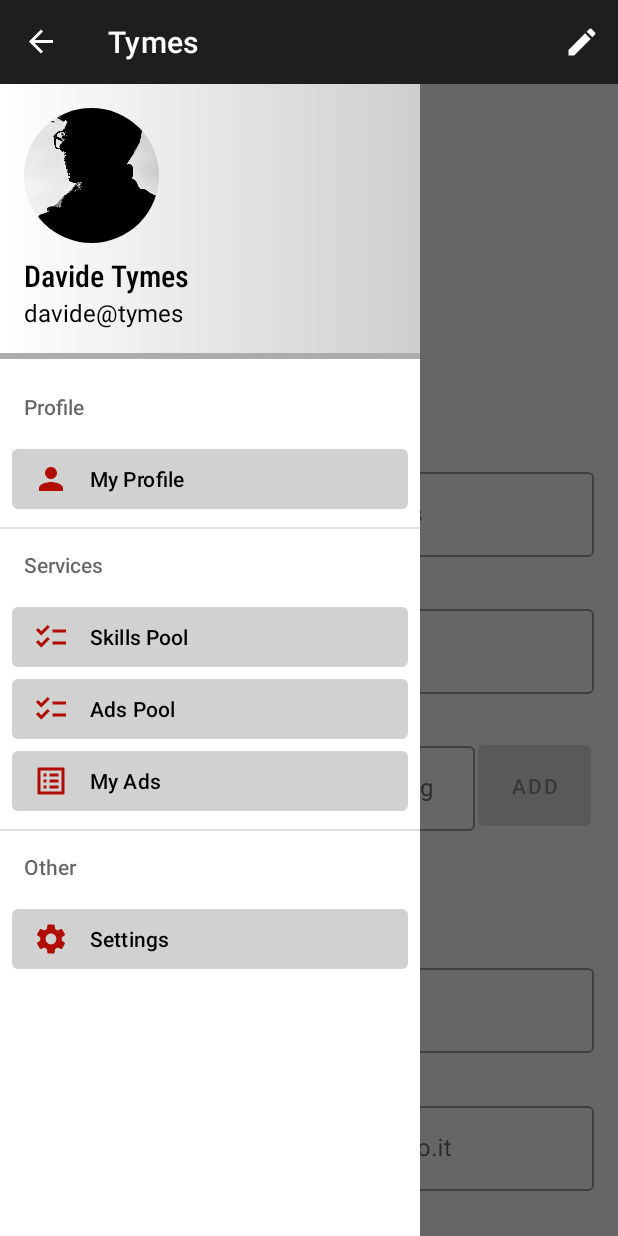
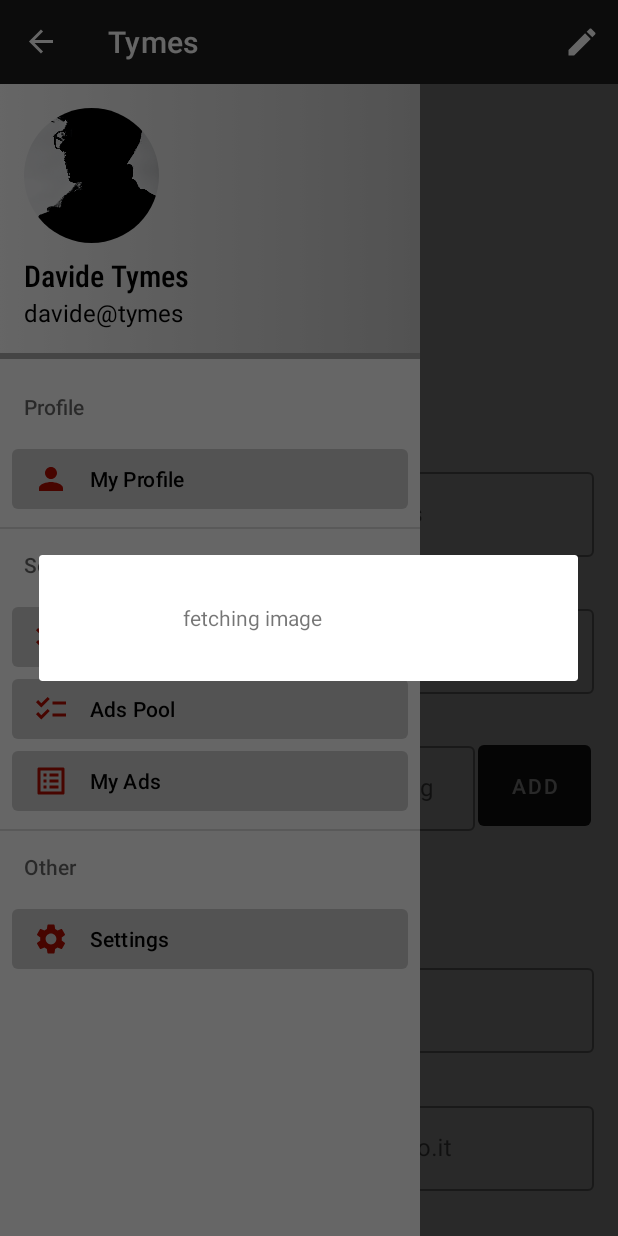
Before and after one commit to Smmehdihosseini/TymesBanking, an Android app: the EditProfileActivity screen opened through its navigation route, with the side drawer open, on a phone screen of 412 x 824 dp. Run offline under Robolectric (Android 15) with nearby library versions, the light colour scheme and no system bars; our stand-ins replace CircleImageView, Firebase (no records; nobody signed in at launch, a user with empty details on screens opened directly); 1 statement that could not run was skipped.

Commit message:
Image loading from profile fragments navigation update

```diff
--- a/app/src/main/java/it/polito/mad/g28/tymes/EditProfileActivity.kt
+++ b/app/src/main/java/it/polito/mad/g28/tymes/EditProfileActivity.kt
@@ -2,9 +2,12 @@ package it.polito.mad.g28.tymes
 
 import android.annotation.SuppressLint
 import android.app.Activity
+import android.app.ProgressDialog
 import android.content.Context
 import android.content.Intent
 import android.graphics.Bitmap
+import android.graphics.BitmapFactory
+import android.graphics.drawable.BitmapDrawable
 import android.os.Bundle
 import android.util.Base64
 import android.util.Log
@@ -14,6 +17,7 @@ import android.widget.*
 import androidx.core.view.drawToBitmap
 import androidx.fragment.app.Fragment
 import androidx.fragment.app.activityViewModels
+import com.bumptech.glide.Glide
 import com.google.android.material.chip.Chip
 import com.google.android.material.textfield.TextInputEditText
 import com.google.firebase.auth.ktx.auth
@@ -21,6 +25,7 @@ import com.google.firebase.firestore.ktx.firestore
 import com.google.firebase.ktx.Firebase
 import com.google.firebase.storage.ktx.storage
 import java.io.ByteArrayOutputStream
+import java.io.File
 
 
 class EditProfileActivity : Fragment() {
@@ -40,7 +45,6 @@ class EditProfileActivity : Fragment() {
     override fun onViewCreated(view: View, savedInstanceState: Bundle?) {
         super.onViewCreated(view, savedInstanceState)
 
-        Log.d("list", "onviewcreated")
         val etFullName = activity?.findViewById<TextInputEditText>(R.id.edit_user_fullname)
         val etBiography = activity?.findViewById<TextInputEditText>(R.id.edit_user_bio)
         val etSkills = activity?.findViewById<TextInputEditText>(R.id.edit_user_skills)
@@ -50,11 +54,28 @@ class EditProfileActivity : Fragment() {
         val chip1 = activity?.findViewById<Chip>(R.id.chip1)
         val chip2 = activity?.findViewById<Chip>(R.id.chip2)
         val chip3 = activity?.findViewById<Chip>(R.id.chip3)
+        val userPicture = activity?.findViewById<ImageView>(R.id.user_picture)
         val editPictureButton = activity?.findViewById<ImageButton>(R.id.edit_picture_button)
-
         var skillList : List<String>
         val availableList = mutableListOf<Int>()
 
+        val progressDialog = ProgressDialog(requireContext())
+        progressDialog.setMessage("fetching image")
+        progressDialog.setCancelable(true)
+        progressDialog.show()
+        val sharedPref = activity?.getPreferences(Context.MODE_PRIVATE)
+        val authorID = sharedPref?.getString("Author ID", null)
+        Log.d("lifecycle", "author id $authorID")
+        val storageRef = Firebase.storage.reference.child("${authorID}/profilePic.jpg")
+
+        val localFile = File.createTempFile("tempImage", "jpg")
+        storageRef.getFile(localFile).addOnSuccessListener {
+
+            if (progressDialog.isShowing) progressDialog.dismiss()
+            val bitmap = BitmapFactory.decodeFile(localFile.absolutePath)
+            userPicture?.setImageBitmap(bitmap)
+            Log.d("lifecycle", "success!!!!")
+        }
 
         editPictureButton?.setOnClickListener {
             Log.d("lifecycle", "adding button")
@@ -97,34 +118,31 @@ class EditProfileActivity : Fragment() {
             etLocation?.setText(it["Location"])
             etEmail?.setText(it["Email"])
             skillList = etSkills?.text.toString().split(" ")
-            Log.d("lifecycle", "etSkills ${etSkills?.text.toString()}")
-            Log.d("lifecycle", "element at 0: ${skillList.elementAt(0)}")
             if(skillList.isNotEmpty()) chip1?.text = skillList.elementAt(0).filter { !it.isWhitespace() }
             if(skillList.size>1)chip2?.text = skillList.elementAt(1).filter { !it.isWhitespace() }
             if(skillList.size>2)chip3?.text = skillList.elementAt(2).filter { !it.isWhitespace() }
             etSkills?.setText("")
-            if (chip1?.text!!.isNotEmpty()){
+            if (chip1?.text!!.isEmpty()){
+                availableList.add(1)
+            } else{
                 chip1.visibility = View.VISIBLE
-            } else{
-                availableList.add(1)
             }
-            if (chip2?.text!!.isNotEmpty()){
+            if (chip2?.text!!.isEmpty()){
+                availableList.add(2)
+            }else{
                 chip2.visibility = View.VISIBLE
+            }
+            if (chip3?.text!!.isEmpty()){
+                availableList.add(3)
             }else{
-                availableList.add(2)
+                chip3.visibility = View.VISIBLE
             }
-            if (chip3?.text!!.isNotEmpty()){
-                chip3.visibility = View.VISIBLE
-            }else{
-                availableList.add(3)
+
+            if (availableList.isEmpty()){
+                btn_add?.setEnabled(false)
             }
         }
 
-        if (availableList.isEmpty()){
-            btn_add?.setEnabled(false)
-        }
-
-        Log.d("lifecycle", "$availableList")
         btn_add?.setOnClickListener {
             val skillText = etSkills?.text.toString()
             if (skillText.isEmpty()){
@@ -180,7 +198,6 @@ class EditProfileActivity : Fragment() {
 
     }
 
-    @SuppressLint("WrongThread")
     override fun onPause() {
         // When back button is pressed or we leave fragment through menu, fragment is on pause
         super.onPause()
@@ -194,42 +211,21 @@ class EditProfileActivity : Fragment() {
         val chip3 = activity?.findViewById<Chip>(R.id.chip3)?.text.toString()
         val etSkills = "$chip1 $chip2 $chip3"
 
-        val userPicture = activity?.findViewById<ImageView>(R.id.user_picture)
-        val editBitmap: Bitmap = Bitmap.createBitmap(userPicture!!.drawToBitmap())
-        val editBitStream = ByteArrayOutputStream()
-        editBitmap.compress(Bitmap.CompressFormat.PNG,100, editBitStream)
-        val data = editBitStream.toByteArray()
-
-
         // Update viewModel when leaving the edit profile fragment
         viewModel.updateProfile(etFullName,etBiography,etSkills,etLocation,etEmail)
 
         val currentUser = Firebase.auth.currentUser
         if (currentUser != null){
-
             // Persist user data to database when onBackPressed
             val database = Firebase.firestore
             val uid = currentUser.uid
             val user = User(uid,etFullName, etBiography, etSkills, etLocation, etEmail)
-            val storageRef = Firebase.storage.reference.child("${currentUser.uid}/profilePic.jpg")
-
-
             val sharedPref = activity?.getPreferences(Context.MODE_PRIVATE)
             with(sharedPref!!.edit()){
                 putString("Author ID", currentUser.uid)
-                putString("Picture", Base64.encodeToString(data, Base64.DEFAULT))
-                Log.d("lifecycle", "saved image to preferences")
                 apply()
             }
 
-            val uploadTask = storageRef.putBytes(data)
-            uploadTask.addOnFailureListener {
-                // Handle unsuccessful uploads
-            }.addOnSuccessListener {
-                // taskSnapshot.metadata contains file metadata such as size, content-type, etc.
-                Log.d("lifecycle", "successfully added image to Storage")
-
-            }
             database.collection("users").document(uid).set(user)
                 .addOnSuccessListener {Log.d("lifecycle", "Successfully edited profile of $etFullName")}
                 .addOnFailureListener {Log.d("lifecycle", "Did not edit profile of $etFullName properly")}
@@ -247,6 +243,22 @@ class EditProfileActivity : Fragment() {
             val userPicture = activity?.findViewById<ImageView>(R.id.user_picture)
 
             userPicture?.setImageURI(data?.data) // handle chosen image
+            val uid = Firebase.auth.currentUser?.uid
+            val storageRef = Firebase.storage.reference.child("${uid}/profilePic.jpg")
+
+            val editBitmap: Bitmap = Bitmap.createBitmap(userPicture!!.drawToBitmap())
+            val baos = ByteArrayOutputStream()
+            editBitmap.compress(Bitmap.CompressFormat.JPEG,100, baos)
+            val bytesData = baos.toByteArray()
+            val uploadTask = storageRef.putBytes(bytesData)
+
+            uploadTask.addOnFailureListener {
+                // Handle unsuccessful uploads
+            }.addOnSuccessListener {
+                // taskSnapshot.metadata contains file metadata such as size, content-type, etc.
+                Log.d("lifecycle", "successfully added image to Storage")
+
+            }
 
         }
     }
@@ -256,7 +268,6 @@ class EditProfileActivity : Fragment() {
         return super.onCreateOptionsMenu(menu, inflater)
     }
 
-    @SuppressLint("WrongThread")
     override fun onOptionsItemSelected(item: MenuItem): Boolean {
 
         return if (item.itemId==R.id.edit_pencil_button) {
@@ -272,4 +283,35 @@ class EditProfileActivity : Fragment() {
         }
     }
 
+    override fun onSaveInstanceState(outState: Bundle) {
+        super.onSaveInstanceState(outState)
+        Log.d("lifecycle", "Saving editprofile state")
+        val sharedPref = activity?.getPreferences(Context.MODE_PRIVATE)
+        val authorID = sharedPref?.getString("Author ID", null)
+        val storageRef = Firebase.storage.reference.child("${authorID}/profilePic.jpg")
+        // If there's an upload in progress, save the reference so you can query it later
+        outState.putString("reference", storageRef.toString())
+    }
+
+    override fun onViewStateRestored(savedInstanceState: Bundle?) {
+        super.onViewStateRestored(savedInstanceState)
+
+        Log.d("lifecycle", "Restoring state")
+        // If there was an upload in progress, get its reference and create a new StorageReference
+        val stringRef = savedInstanceState?.getString("reference") ?: return
+        val storageRef = Firebase.storage.getReferenceFromUrl(stringRef)
+        // Find all UploadTasks under this StorageReference (in this example, there should be one)
+        val tasks = storageRef.activeUploadTasks
+
+        if (tasks.size > 0) {
+            // Get the task monitoring the upload
+            val task = tasks[0]
+            // Add new listeners to the task using an Activity scope
+            task.addOnSuccessListener {
+                // Success!
+                Log.d("lifecycle", "Successfully restored state and finished upload")
+                // ...
+            }
+        }
+    }
 }
--- a/app/src/main/res/layout/fragment_edit_profile_activity.xml
+++ b/app/src/main/res/layout/fragment_edit_profile_activity.xml
@@ -31,7 +31,7 @@
         android:layout_height="150dp"
         android:layout_weight="0.2"
         android:contentDescription="@string/user_picture"
-        android:scaleType="fitCenter"
+        android:scaleType="fitXY"
         app:layout_constraintBottom_toBottomOf="@+id/guideline"
         app:layout_constraintEnd_toEndOf="parent"
         app:layout_constraintStart_toStartOf="parent"
--- a/app/src/main/res/layout/fragment_show_profile_activity.xml
+++ b/app/src/main/res/layout/fragment_show_profile_activity.xml
@@ -2,6 +2,7 @@
 <androidx.constraintlayout.widget.ConstraintLayout xmlns:android="http://schemas.android.com/apk/res/android"
     xmlns:app="http://schemas.android.com/apk/res-auto"
     xmlns:tools="http://schemas.android.com/tools"
+    android:id="@+id/constraint_layout_showProfile"
     android:layout_width="match_parent"
     android:layout_height="match_parent"
     tools:context=".ShowProfileActivity">
@@ -17,6 +18,7 @@
         app:layout_constraintTop_toTopOf="parent"
         android:layout_marginStart="16dp"
         android:layout_marginEnd="16dp"
+        android:scaleType="fitXY"
         tools:ignore="ImageContrastCheck"
         tools:srcCompat="@drawable/ic_launcher_foreground" />
 
--- a/app/src/main/res/navigation/navigation.xml
+++ b/app/src/main/res/navigation/navigation.xml
@@ -24,43 +24,6 @@
             app:destination="@id/showProfileActivity" />
     </fragment>
     <fragment
-        android:id="@+id/homeFragment"
-        android:name="it.polito.mad.g28.tymes.Home"
-        android:label="fragment_home"
-        tools:layout="@layout/fragment_home">
-        <action
-            android:id="@+id/action_homeFragment_to_showProfileActivity"
-            app:destination="@id/showProfileActivity" />
-        <action
-            android:id="@+id/action_homeFragment_to_aboutFragment"
-            app:destination="@id/aboutFragment" />
-        <action
-            android:id="@+id/action_homeFragment_to_settingsFragment"
-            app:destination="@id/settingsFragment" />
-        <action
-            android:id="@+id/action_homeFragment_to_timeSlotDetailsFragment"
-            app:destination="@id/timeSlotDetailsFragment" />
-        <action
-            android:id="@+id/action_homeFragment_to_timeSlotEditFragment"
-            app:destination="@id/timeSlotEditFragment" />
-        <action
-            android:id="@+id/action_homeFragment_to_clanFragement"
-            app:destination="@id/clanFragement" />
-        <action
-            android:id="@+id/action_homeFragment_to_compactAdFragment"
-            app:destination="@id/compactAdFragment" />
-    </fragment>
-    <fragment
-        android:id="@+id/aboutFragment"
-        android:name="it.polito.mad.g28.tymes.aboutFragment"
-        android:label="fragment_about"
-        tools:layout="@layout/fragment_about" />
-    <fragment
-        android:id="@+id/clanFragement"
-        android:name="it.polito.mad.g28.tymes.clanFragement"
-        android:label="fragment_clan_fragement"
-        tools:layout="@layout/fragment_clan_fragement" />
-    <fragment
         android:id="@+id/settingsFragment"
         android:name="it.polito.mad.g28.tymes.SettingsFragment"
         android:label="fragment_settings"
@@ -69,27 +32,48 @@
         android:id="@+id/timeSlotDetailsFragment"
         android:name="it.polito.mad.g28.tymes.TimeSlotDetailsFragment"
         android:label="fragment_time_slot_details"
-        tools:layout="@layout/fragment_time_slot_details" />
+        tools:layout="@layout/fragment_time_slot_details" >
+        <action
+            android:id="@+id/action_timeSlotDetailsFragment_to_timeSlotEditFragment"
+            app:destination="@id/timeSlotEditFragment" />
+        <action
+            android:id="@+id/action_timeSlotDetailsFragment_to_showProfileActivity"
+            app:destination="@id/showProfileActivity" />
+    </fragment>
     <fragment
         android:id="@+id/timeSlotEditFragment"
         android:name="it.polito.mad.g28.tymes.TimeSlotEditFragment"
         android:label="fragment_time_slot_edit"
-        tools:layout="@layout/fragment_time_slot_edit" />
+        tools:layout="@layout/fragment_time_slot_edit" >
+        <action
+            android:id="@+id/action_timeSlotEditFragment_to_timeSlotDetailsFragment"
+            app:destination="@id/timeSlotDetailsFragment" />
+    </fragment>
     <fragment
         android:id="@+id/compactAdFragment"
         android:name="it.polito.mad.g28.tymes.CompactAdFragment"
         android:label="fragment_item_list"
-        tools:layout="@layout/fragment_item_list" />
+        tools:layout="@layout/fragment_item_list" >
+        <action
+            android:id="@+id/action_compactAdFragment_to_timeSlotDetailsFragment"
+            app:destination="@id/timeSlotDetailsFragment" />
+        <action
+            android:id="@+id/action_compactAdFragment_to_timeSlotEditFragment"
+            app:destination="@id/timeSlotEditFragment" />
+    </fragment>
     <fragment
         android:id="@+id/skillListFragment"
         android:name="it.polito.mad.g28.tymes.SkillListFragment"
         android:label="fragment_skill_list"
         tools:layout="@layout/fragment_skill_list">
         <action
-            android:id="@+id/action_skillListFragment_to_timeSlotEditFragment"
-            app:destination="@id/timeSlotEditFragment" />
-        <action
             android:id="@+id/action_skillListFragment_to_compactAdFragment"
             app:destination="@id/compactAdFragment" />
+        <action
+            android:id="@+id/action_skillListFragment_to_showProfileActivity"
+            app:destination="@id/showProfileActivity" />
+        <action
+            android:id="@+id/action_skillListFragment_to_settingsFragment"
+            app:destination="@id/settingsFragment" />
     </fragment>
 </navigation>
```
Also changed, not shown: app/src/main/java/it/polito/mad/g28/tymes/MainActivity.kt (+35 -9 lines), app/src/main/java/it/polito/mad/g28/tymes/ShowProfileActivity.kt (+39 -22 lines).
